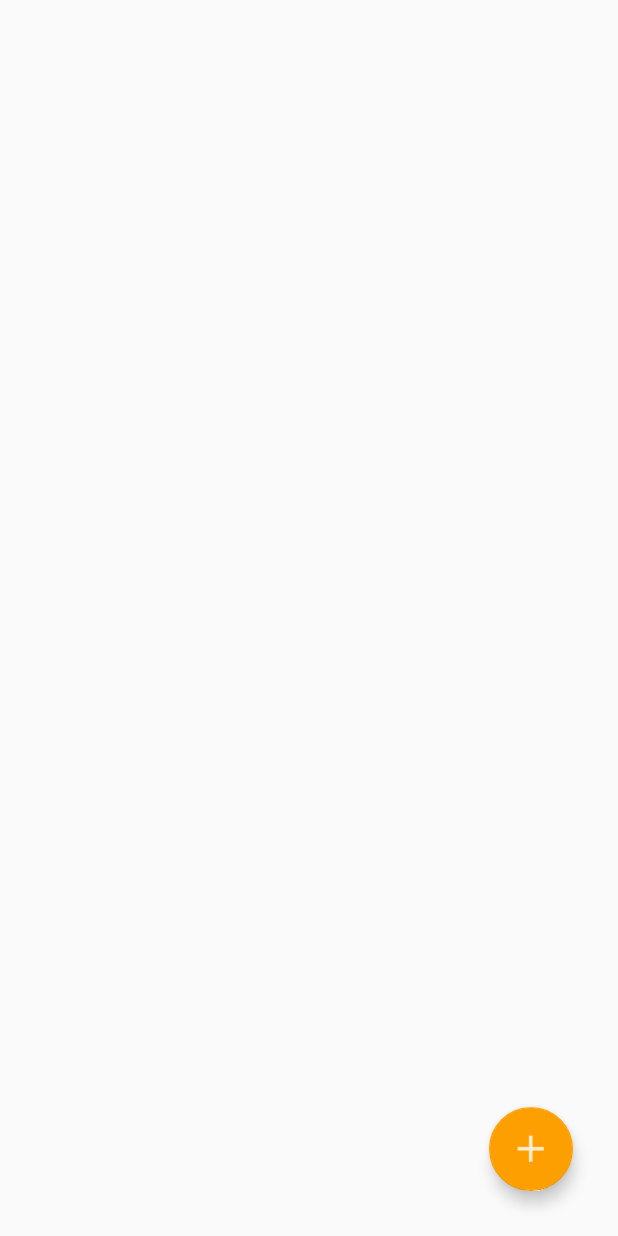
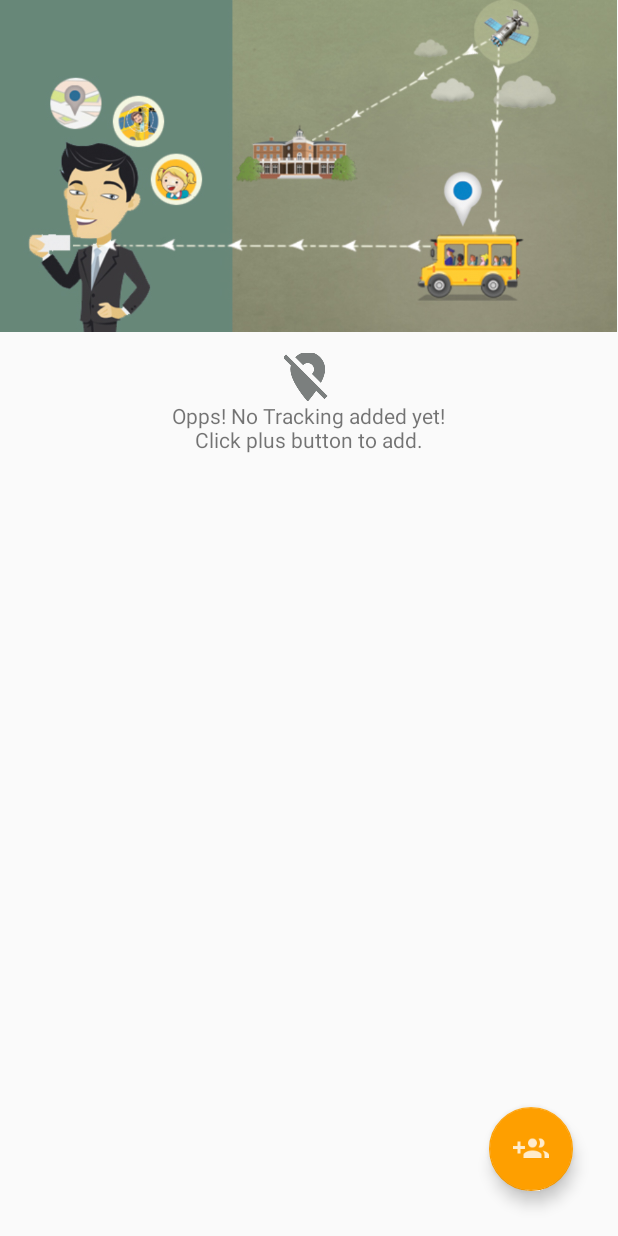
Before and after one commit to masagatech/goyo, an Android app: the layout fragment_my_kids.xml on its own in the app's theme, with its tools: preview values and no code run, on a phone screen of 412 x 824 dp. Run offline under Robolectric (Android 15) with nearby library versions, the phone set to English and light mode, and no system bars; network calls fail.

Commit message:
new design

```diff
--- a/app/src/main/res/layout/fragment_my_kids.xml
+++ b/app/src/main/res/layout/fragment_my_kids.xml
@@ -1,4 +1,5 @@
 <FrameLayout xmlns:android="http://schemas.android.com/apk/res/android"
+    xmlns:app="http://schemas.android.com/apk/res-auto"
     xmlns:tools="http://schemas.android.com/tools"
     android:layout_width="match_parent"
     android:layout_height="match_parent"
@@ -6,6 +7,7 @@
 
 
     <ListView
+        android:visibility="gone"
         android:id="@+id/lstmykids"
         android:layout_width="match_parent"
         android:layout_height="wrap_content"
@@ -23,22 +25,32 @@
         android:layout_marginBottom="30dp"
         android:layout_marginRight="30dp"
         android:id="@+id/btbtnAddNew"
-        android:src="@drawable/ic_action_add"/>
+        android:src="@drawable/ic_action_addperson"/>
 
     <RelativeLayout
+        android:id="@+id/txtNodata"
         android:layout_width="match_parent"
-        android:layout_height="match_parent"
-        android:visibility="gone"
-        android:id="@+id/txtNodata">
+        android:layout_height="match_parent">
+
+        <ImageView
+            android:id="@+id/imageView2"
+            android:layout_width="match_parent"
+            android:layout_height="wrap_content"
+            android:layout_alignParentTop="true"
+            android:scaleType="fitStart"
+            android:adjustViewBounds="true"
+            app:srcCompat="@drawable/imgbanner" />
 
         <TextView
             android:id="@+id/textView"
-            android:drawableTop="@drawable/ic_track_data"
             android:layout_width="wrap_content"
             android:layout_height="wrap_content"
+            android:layout_marginTop="14dp"
+            android:drawableTop="@drawable/ic_track_data"
+            android:gravity="center"
             android:text="Opps! No Tracking added yet!\nClick plus button to add."
-            android:layout_centerVertical="true"
-            android:gravity="center"
-            android:layout_centerHorizontal="true"/>
+            android:layout_below="@+id/imageView2"
+            android:layout_centerHorizontal="true" />
+
     </RelativeLayout>
 </FrameLayout>
--- a/payUMoneysdk/src/main/res/values/colors.xml
+++ b/payUMoneysdk/src/main/res/values/colors.xml
@@ -4,7 +4,7 @@
     <color name="clouds">#ecf0f1</color>
     <item name="white" type="color">#FFFFFFFF</item>
     <color name="input_gray">#FFDEE6E6</color>
-    <color name="button_green">#c9e5ff</color>
+    <color name="button_green">#ffebcc</color>
     <color name="button_gray">#cbcbcb</color>
     <color name="blue">#FF1784C7</color>
     <color name="cards_number_textColor">#514538</color>
@@ -39,7 +39,7 @@
     <color name="active_yellow">#ffdd00</color>
     <color name="inactive_text">#d0cbc6</color>
     <color name="inactive_bg">#fffbe2</color>
-    <color name="active_text">#3c3329</color>
+    <color name="active_text">#ffe0be</color>
     <color name="color_13">#fffbe2</color>
     <color name="primary_green">#6ac451</color>
     <color name="color_3">#13100d</color>
```
Also changed, not shown: app/src/main/java/com/crest/goyo/Utils/Global.java (+4 -4 lines), app/src/main/res/layout/layout_clnt_mykids_list.xml (+30 -6 lines), app/src/main/res/drawable-hdpi/ic_action_addperson.png (added), app/src/main/res/drawable-mdpi/ic_action_addperson.png (added), app/src/main/res/drawable-xhdpi/ic_action_addperson.png (added), app/src/main/res/drawable-xxhdpi/ic_action_addperson.png (added), app/src/main/res/drawable/imgbanner.png (added).
